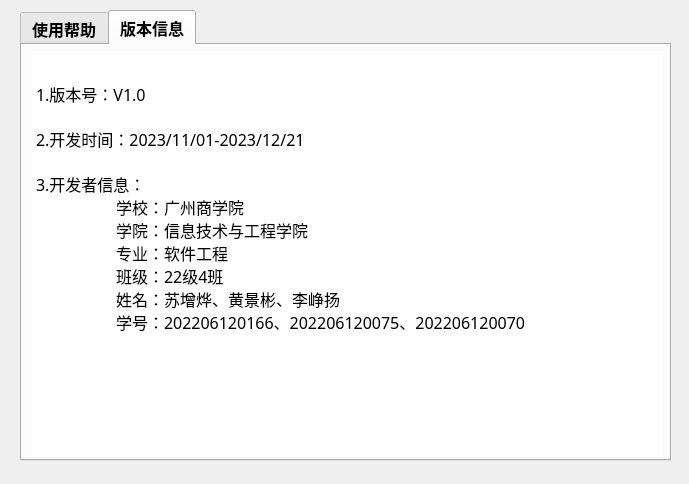
Before: the Qt Designer form ui/about_window.ui in FortunateRui/BUPTLibraryManagementSystem, drawn with Qt 5.
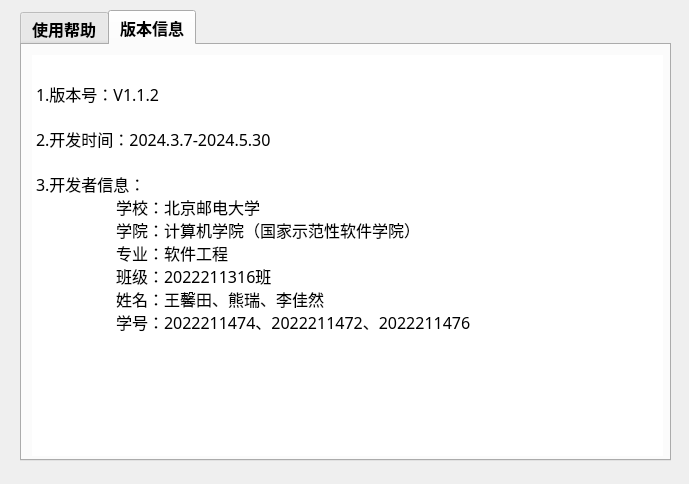
After: the same form once the commit is applied. The open tabs and pages were chosen to show the change.

```diff
--- a/ui/about_window.ui
+++ b/ui/about_window.ui
@@ -106,7 +106,7 @@
 p, li { white-space: pre-wrap; }
 &lt;/style&gt;&lt;/head&gt;&lt;body style=&quot; font-family:'宋体'; font-size:12pt; font-weight:600; font-style:normal;&quot;&gt;
 &lt;p style=&quot;-qt-paragraph-type:empty; margin-top:0px; margin-bottom:0px; margin-left:0px; margin-right:0px; -qt-block-indent:0; text-indent:0px;&quot;&gt;&lt;br /&gt;&lt;/p&gt;
-&lt;p style=&quot; margin-top:0px; margin-bottom:0px; margin-left:0px; margin-right:0px; -qt-block-indent:0; text-indent:0px;&quot;&gt;&lt;span style=&quot; font-family:'SimSun'; font-weight:400;&quot;&gt;1.版本号：V1.0&lt;br /&gt;&lt;br /&gt;2.开发时间：2023/11/01-2023/12/21&lt;br /&gt;&lt;br /&gt;3.开发者信息：&lt;br /&gt;	学校：广州商学院&lt;br /&gt;	学院：信息技术与工程学院&lt;br /&gt;	专业：软件工程&lt;br /&gt;	班级：22级4班&lt;br /&gt;	姓名：苏增烨、黄景彬、李峥扬&lt;br /&gt;	学号：202206120166、202206120075、202206120070&lt;br /&gt;	&lt;/span&gt;&lt;/p&gt;&lt;/body&gt;&lt;/html&gt;</string>
+&lt;p style=&quot; margin-top:0px; margin-bottom:0px; margin-left:0px; margin-right:0px; -qt-block-indent:0; text-indent:0px;&quot;&gt;&lt;span style=&quot; font-family:'SimSun'; font-weight:400;&quot;&gt;1.版本号：V1.1.2&lt;br /&gt;&lt;br /&gt;2.开发时间：2024.3.7-2024.5.30&lt;br /&gt;&lt;br /&gt;3.开发者信息：&lt;br /&gt;	学校：北京邮电大学&lt;br /&gt;	学院：计算机学院（国家示范性软件学院）&lt;br /&gt;	专业：软件工程&lt;br /&gt;	班级：2022211316班&lt;br /&gt;	姓名：王馨田、熊瑞、李佳然&lt;br /&gt;	学号：2022211474、2022211472、2022211476&lt;br /&gt;	&lt;/span&gt;&lt;/p&gt;&lt;/body&gt;&lt;/html&gt;</string>
      </property>
     </widget>
    </widget>
```
